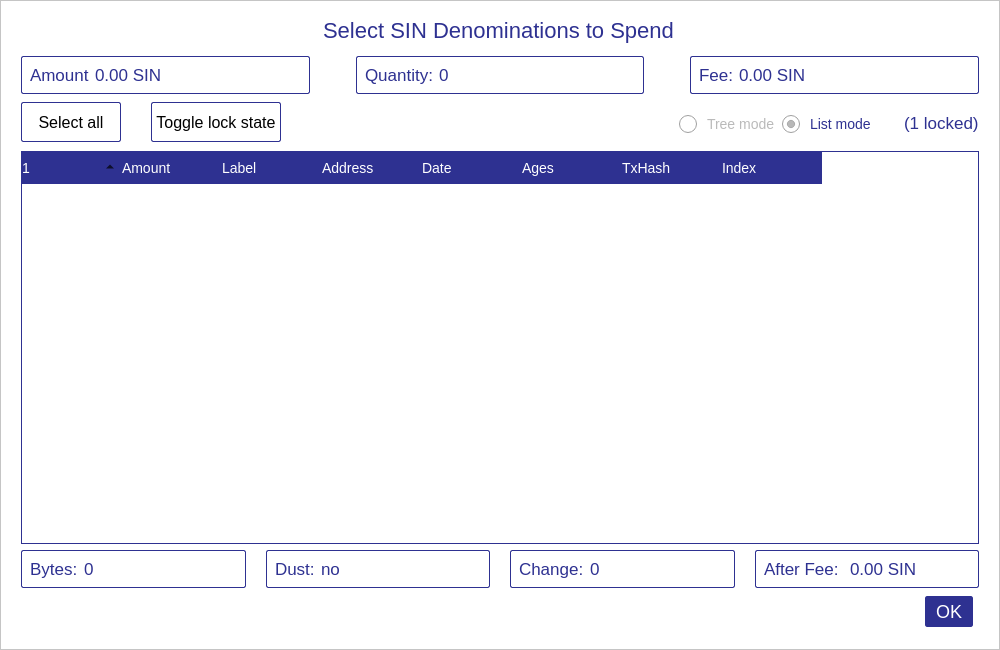
The window that src/qt/forms/coincontroldialog.ui (hardwarewise/SIN-core) describes before a commit, drawn with Qt 5.
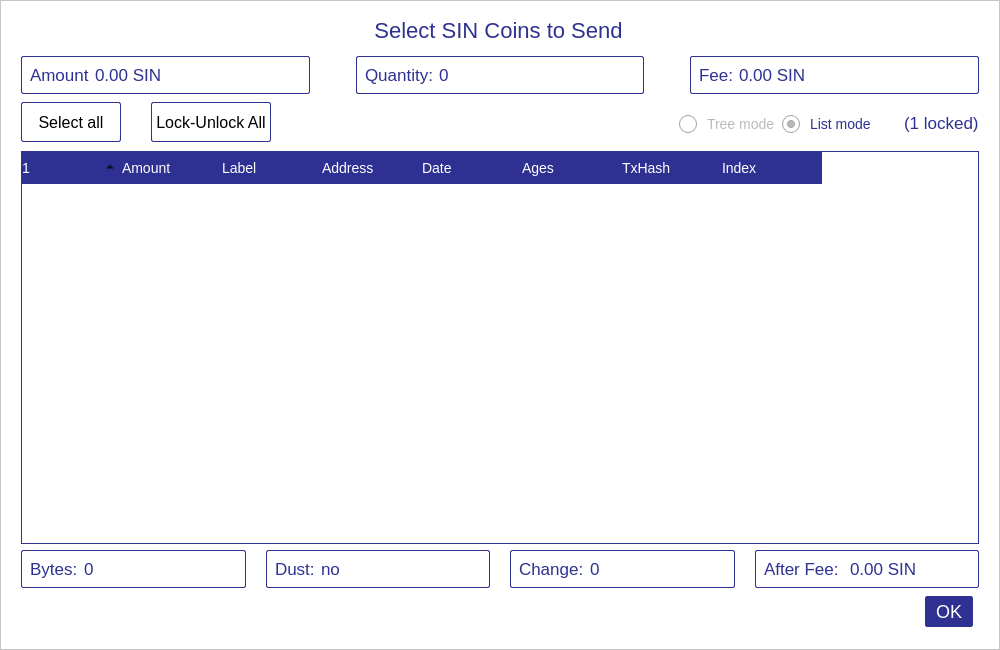
The same window after the commit. Icons and pictures are not drawn. Custom widgets are drawn as their Qt base class.

What changed in the file:
```diff
--- a/src/qt/forms/coincontroldialog.ui
+++ b/src/qt/forms/coincontroldialog.ui
@@ -282,7 +282,7 @@
 padding-left:30px;</string>
           </property>
           <property name="text">
-           <string>Select SIN Denominations to Spend</string>
+           <string>Select SIN Coins to Send</string>
           </property>
           <property name="alignment">
            <set>Qt::AlignCenter</set>
@@ -585,7 +585,7 @@
     border-radius: 2px;</string>
              </property>
              <property name="text">
-              <string>Toggle lock state</string>
+              <string>Lock-Unlock All</string>
              </property>
              <property name="checkable">
               <bool>true</bool>
```
